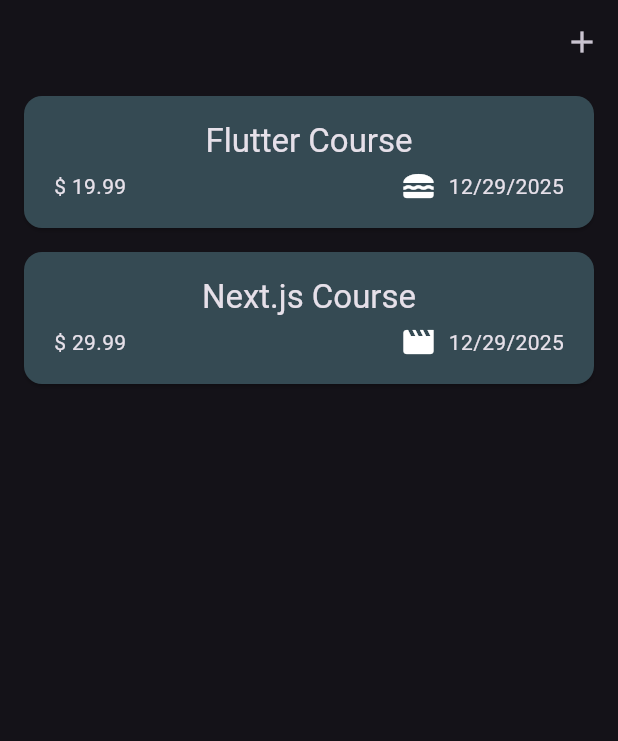
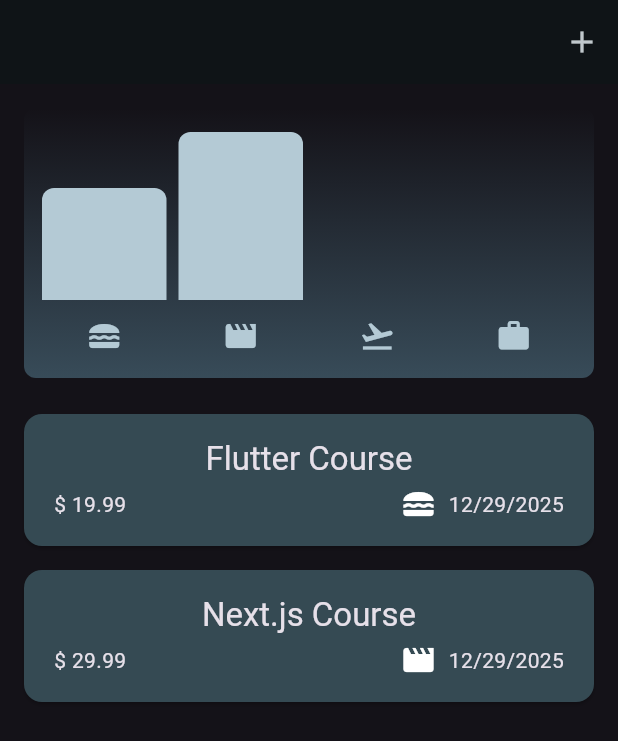
Before and after one commit to GulsahDuzgun/Flutter, a Flutter app: the screen it shows after launch, on a phone screen of 412 x 824 dp. Shown: the top 741 px of the screen. Run offline on Flutter 3.47's test engine with Material 3 defaults, Android fonts, the phone set to English and light mode, and no system bars; our stand-ins replace google_fonts.

Commit message:
adding chart widgets

```diff
--- a/expense_tracker/lib/main.dart
+++ b/expense_tracker/lib/main.dart
@@ -14,6 +14,7 @@ void main() {
   runApp(
     MaterialApp(
       darkTheme: ThemeData.dark().copyWith(
+        colorScheme: kDarkThemeScheme,
         cardTheme: const CardThemeData().copyWith(
           color: kDarkThemeScheme.secondaryContainer,
           margin: const EdgeInsets.symmetric(horizontal: 16, vertical: 8),
--- /dev/null
+++ b/expense_tracker/lib/widgets/chart/chart.dart
@@ -0,0 +1,90 @@
+import 'package:flutter/material.dart';
+
+import 'package:expense_tracker/widgets/chart/chart_bar.dart';
+import 'package:expense_tracker/model/expense.dart';
+
+class Chart extends StatelessWidget {
+  const Chart({super.key, required this.expenses});
+
+  final List<Expense> expenses;
+
+  List<ExpenseBucket> get buckets {
+    return [
+      ExpenseBucket.forCategory(expenses, Category.food),
+      ExpenseBucket.forCategory(expenses, Category.leisure),
+      ExpenseBucket.forCategory(expenses, Category.travel),
+      ExpenseBucket.forCategory(expenses, Category.work),
+    ];
+  }
+
+  double get maxTotalExpense {
+    double maxTotalExpense = 0;
+
+    for (final bucket in buckets) {
+      if (bucket.totalExpenses > maxTotalExpense) {
+        maxTotalExpense = bucket.totalExpenses;
+      }
+    }
+
+    return maxTotalExpense;
+  }
+
+  @override
+  Widget build(BuildContext context) {
+    final isDarkMode = Theme.of(context).brightness == Brightness.dark;
+    return Container(
+      margin: const EdgeInsets.all(16),
+      padding: const EdgeInsets.symmetric(vertical: 16, horizontal: 8),
+      width: double.infinity,
+      height: 180,
+      decoration: BoxDecoration(
+        borderRadius: BorderRadius.circular(8),
+        gradient: LinearGradient(
+          colors: [
+            Theme.of(context).colorScheme.primary.withOpacity(0.3),
+            Theme.of(context).colorScheme.primary.withOpacity(0.0),
+          ],
+          begin: Alignment.bottomCenter,
+          end: Alignment.topCenter,
+        ),
+      ),
+      child: Column(
+        children: [
+          Expanded(
+            child: Row(
+              crossAxisAlignment: CrossAxisAlignment.end,
+              children: [
+                for (final bucket in buckets) // alternative to map()
+                  ChartBar(
+                    fill: bucket.totalExpenses == 0
+                        ? 0
+                        : bucket.totalExpenses / maxTotalExpense,
+                  ),
+              ],
+            ),
+          ),
+          const SizedBox(height: 12),
+          Row(
+            children: buckets
+                .map(
+                  (bucket) => Expanded(
+                    child: Padding(
+                      padding: const EdgeInsets.symmetric(horizontal: 4),
+                      child: Icon(
+                        categoryIcons[bucket.category],
+                        color: isDarkMode
+                            ? Theme.of(context).colorScheme.secondary
+                            : Theme.of(
+                                context,
+                              ).colorScheme.primary.withOpacity(0.7),
+                      ),
+                    ),
+                  ),
+                )
+                .toList(),
+          ),
+        ],
+      ),
+    );
+  }
+}
--- /dev/null
+++ b/expense_tracker/lib/widgets/chart/chart_bar.dart
@@ -0,0 +1,31 @@
+import 'package:flutter/material.dart';
+
+class ChartBar extends StatelessWidget {
+  const ChartBar({super.key, required this.fill});
+
+  final double fill;
+
+  @override
+  Widget build(BuildContext context) {
+    final isDarkMode = Theme.of(context).brightness == Brightness.dark;
+    return Expanded(
+      child: Padding(
+        padding: const EdgeInsets.symmetric(horizontal: 4),
+        child: FractionallySizedBox(
+          heightFactor: fill,
+          child: DecoratedBox(
+            decoration: BoxDecoration(
+              shape: BoxShape.rectangle,
+              borderRadius: const BorderRadius.vertical(
+                top: Radius.circular(8),
+              ),
+              color: isDarkMode
+                  ? Theme.of(context).colorScheme.secondary
+                  : Theme.of(context).colorScheme.primary.withOpacity(0.65),
+            ),
+          ),
+        ),
+      ),
+    );
+  }
+}
--- a/expense_tracker/lib/widgets/expense_tracker.dart
+++ b/expense_tracker/lib/widgets/expense_tracker.dart
@@ -1,3 +1,4 @@
+import 'package:expense_tracker/widgets/chart/chart.dart';
 import 'package:expense_tracker/widgets/expenses_list/expenses_list.dart';
 import 'package:expense_tracker/model/expense.dart';
 import 'package:expense_tracker/widgets/new_expense.dart';
@@ -88,7 +89,12 @@ class _ExpenseTrackerState extends State<ExpenseTracker> {
           ),
         ],
       ),
-      body: Column(children: [Expanded(child: mainContent)]),
+      body: Column(
+        children: [
+          Chart(expenses: _registeredExpenses),
+          Expanded(child: mainContent),
+        ],
+      ),
     );
   }
 }
```
